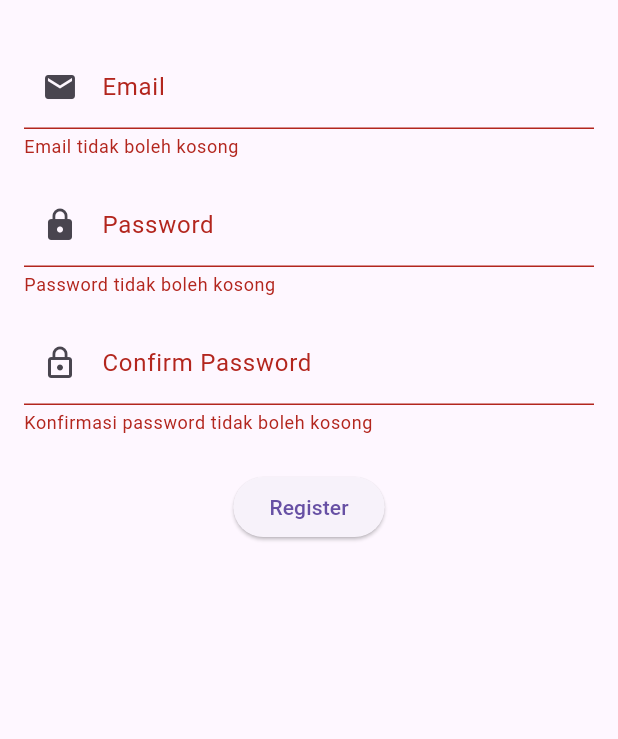
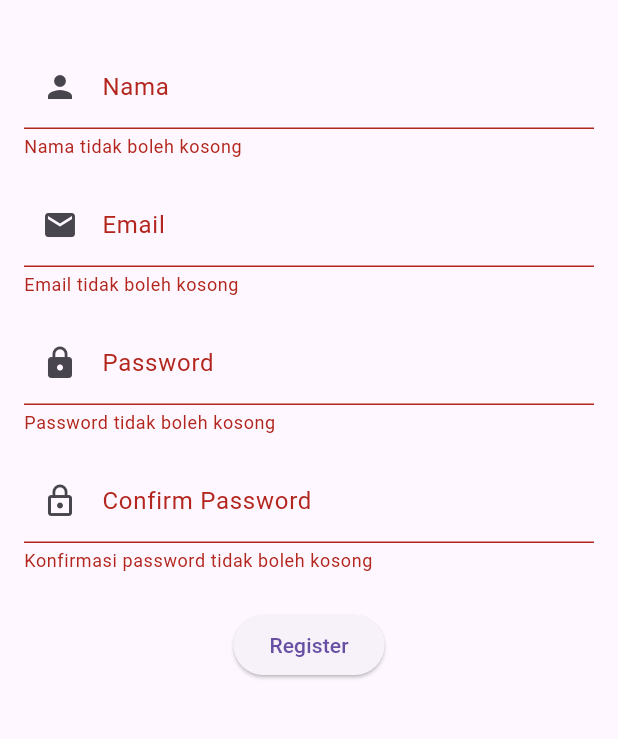
Before and after one commit to farhnsaptr/hai, a Flutter app: the screen it shows after launch, after a tap on "Register", on a phone screen of 412 x 824 dp, the part 63-802 px from its top. Run offline on Flutter 3.47's test engine with Material 3 defaults, Android fonts, the phone set to English and light mode, and no system bars.

Commit message:
tugas praktikum 3

```diff
--- a/lib/user_registration_form.dart
+++ b/lib/user_registration_form.dart
@@ -9,6 +9,7 @@ class UserRegistrationForm extends StatefulWidget {
 
 class _UserRegistrationFormState extends State<UserRegistrationForm> {
   final _formKey = GlobalKey<FormState>();
+  final _nameController = TextEditingController();
   final _emailController = TextEditingController();
   final _passwordController = TextEditingController();
   final _confirmPasswordController = TextEditingController();
@@ -30,6 +31,7 @@ class _UserRegistrationFormState extends State<UserRegistrationForm> {
     _emailController.dispose();
     _passwordController.dispose();
     _confirmPasswordController.dispose();
+    _nameController.dispose();
     super.dispose();
   }
 
@@ -43,6 +45,24 @@ class _UserRegistrationFormState extends State<UserRegistrationForm> {
           key: _formKey,
           child: Column(
             children: [
+              // Name Field
+              TextFormField(
+                controller: _nameController,
+                decoration: const InputDecoration(
+                  labelText: "Nama",
+                  prefixIcon: Icon(Icons.person),
+                ),
+                validator: (value) {
+                  if (value == null || value.isEmpty) {
+                    return "Nama tidak boleh kosong";
+                  } else if (RegExp(r'[0-9]').hasMatch(value)) {
+                    return "Format nama tidak valid";
+                  }
+                  return null;
+                },
+              ),
+              const SizedBox(height: 16),
+
               // Email Field
               TextFormField(
                 controller: _emailController,
```
